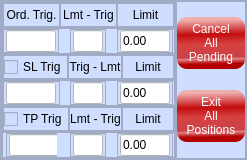
First picture: the form in sl.ui, repository Tapanhaz/MiniScalper_UI, before the edit.
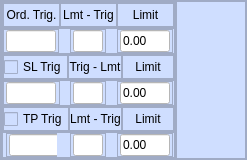
Second picture: the form after the edit.

What changed in the file:
```diff
--- a/sl.ui
+++ b/sl.ui
@@ -1137,60 +1137,6 @@
           <property name="bottomMargin">
            <number>0</number>
           </property>
-          <item>
-           <widget class="QPushButton" name="btn_cnpnding">
-            <property name="styleSheet">
-             <string notr="true">QPushButton {
-    color: white;
-    border-radius: 10px;
-    border-style: outset;
-    background: qlineargradient(spread:pad, x1:0.533682, y1:1, x2:0.505, y2:0, stop:0.0965909 rgba(178, 0, 0, 255), stop:0.193182 rgba(228, 121, 121, 232), stop:0.221591 rgba(200, 32, 32, 210), stop:0.477273 rgba(214, 66, 66, 255), stop:0.664773 rgba(196, 0, 0, 240), stop:0.943182 rgba(239, 173, 173, 255));
-    padding: 5px;
-    }
-
-QPushButton:hover {
-    background: qlineargradient(spread:pad, x1:0.483, y1:0, x2:0.534, y2:1, stop:0.267045 rgba(151, 93, 164, 254), stop:0.528409 rgba(199, 91, 205, 255), stop:0.806818 rgba(137, 27, 149, 255));
-    }
-
-QPushButton:pressed {
-    border-style: inset;
-    background: qlineargradient(spread:pad, x1:0, y1:0, x2:1, y2:1, stop:0.460227 rgba(30, 23, 93, 219), stop:0.852273 rgba(0, 28, 255, 227));
-    }</string>
-            </property>
-            <property name="text">
-             <string>Cancel
-All
-Pending</string>
-            </property>
-           </widget>
-          </item>
-          <item>
-           <widget class="QPushButton" name="btn_exitpos">
-            <property name="styleSheet">
-             <string notr="true">QPushButton {
-    color: white;
-    border-radius: 10px;
-    border-style: outset;
-    background: qlineargradient(spread:pad, x1:0.533682, y1:1, x2:0.505, y2:0, stop:0.0965909 rgba(178, 0, 0, 255), stop:0.193182 rgba(228, 121, 121, 232), stop:0.221591 rgba(200, 32, 32, 210), stop:0.477273 rgba(214, 66, 66, 255), stop:0.664773 rgba(196, 0, 0, 240), stop:0.943182 rgba(239, 173, 173, 255));
-    padding: 5px;
-    }
-
-QPushButton:hover {
-    background: qlineargradient(spread:pad, x1:0.483, y1:0, x2:0.534, y2:1, stop:0.267045 rgba(151, 93, 164, 254), stop:0.528409 rgba(199, 91, 205, 255), stop:0.806818 rgba(137, 27, 149, 255));
-    }
-
-QPushButton:pressed {
-    border-style: inset;
-    background: qlineargradient(spread:pad, x1:0, y1:0, x2:1, y2:1, stop:0.460227 rgba(30, 23, 93, 219), stop:0.852273 rgba(0, 28, 255, 227));
-    }</string>
-            </property>
-            <property name="text">
-             <string>Exit 
-All 
-Positions</string>
-            </property>
-           </widget>
-          </item>
          </layout>
         </widget>
        </item>
```
